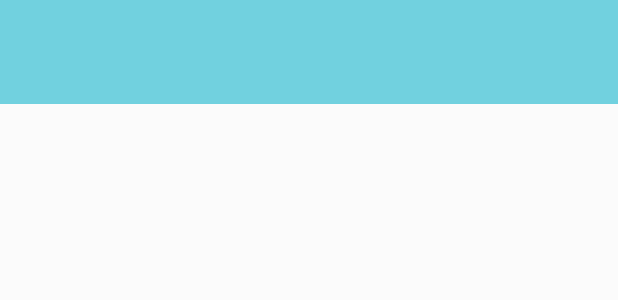
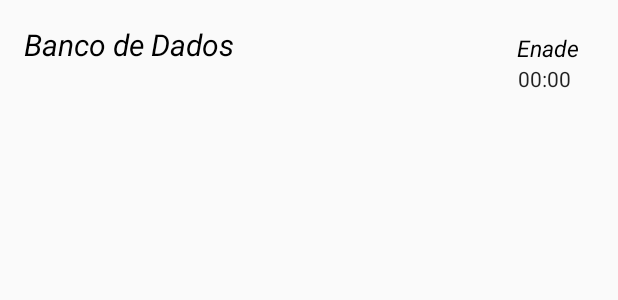
Before and after one commit to VictorMonte-zz/enadum-app, an Android app: the layout activity_simulado.xml on its own in the app's theme, with its tools: preview values and no code run, on a phone screen of 412 x 824 dp. Shown: the top 300 px of the screen. Run offline under Robolectric (Android 15) with nearby library versions, the phone set to English and light mode, and no system bars.

Commit message:
Implementacao do Simulado
Simulado Activity com Timer
TODO: Cardview de questao dentro com os botoes next and back

```diff
--- a/app/build.gradle
+++ b/app/build.gradle
@@ -20,7 +20,7 @@ android {
 }
 
 dependencies {
-    compile fileTree(dir: 'libs', include: ['*.jar'])
+    compile fileTree(include: ['*.jar'], dir: 'libs')
     testCompile 'junit:junit:4.12'
     compile 'com.android.support:appcompat-v7:24.1.1'
     compile 'com.android.volley:volley:1.0.0'
--- a/app/src/main/java/br/com/navi/enadumapp/HomeActivity.java
+++ b/app/src/main/java/br/com/navi/enadumapp/HomeActivity.java
@@ -74,9 +74,5 @@ public class HomeActivity extends AppCompatActivity {
                 }
             });
         }
-
-
     }
-
-    //testedan3
 }
--- a/app/src/main/java/br/com/navi/enadumapp/Utils/SessionRepository.java
+++ b/app/src/main/java/br/com/navi/enadumapp/Utils/SessionRepository.java
@@ -1,10 +1,12 @@
 package br.com.navi.enadumapp.Utils;
 
 import br.com.navi.enadumapp.Model.Aluno;
+import br.com.navi.enadumapp.Model.Simulado;
 
 /**
  * Created by Victor Monte on 19/08/2016.
  */
 public class SessionRepository {
     public static Aluno aluno = null;
+    public static Simulado simulado = null;
 }
--- a/app/src/main/res/layout/activity_simulado.xml
+++ b/app/src/main/res/layout/activity_simulado.xml
@@ -1,36 +1,48 @@
 <?xml version="1.0" encoding="utf-8"?>
-<LinearLayout xmlns:android="http://schemas.android.com/apk/res/android"
-    android:orientation="vertical"
+<RelativeLayout xmlns:android="http://schemas.android.com/apk/res/android"
+    xmlns:tools="http://schemas.android.com/tools"
     android:layout_width="match_parent"
-    android:layout_height="match_parent">
+    android:layout_height="match_parent"
+    android:paddingBottom="@dimen/activity_vertical_margin"
+    android:paddingLeft="@dimen/activity_horizontal_margin"
+    android:paddingRight="@dimen/activity_horizontal_margin"
+    android:paddingTop="@dimen/activity_vertical_margin"
+    tools:context="br.com.navi.enadumapp.SimuladoActivity">
 
-    <TableLayout
+    <TextView
+        android:id="@+id/simulado_materia"
+        android:layout_width="wrap_content"
+        android:layout_height="wrap_content"
+        android:layout_alignParentLeft="true"
+        android:textSize="20sp"
+        android:textStyle="italic"
+        android:textColor="#000"
+        android:text="Banco de Dados"/>
+
+
+    <TextView
+        android:id="@+id/simulado_fonte"
+        android:layout_width="wrap_content"
+        android:layout_height="wrap_content"
+        android:layout_alignParentRight="true"
+        android:layout_marginTop="5dp"
+        android:layout_marginRight="10dp"
+        android:textSize="15sp"
+        android:textStyle="italic"
+        android:textColor="#000"
+        android:text="Enade"/>
+
+    <Chronometer
+        android:id="@+id/simulado_timer"
+        android:layout_width="wrap_content"
+        android:layout_height="wrap_content"
+        android:layout_alignParentRight="true"
+        android:layout_marginRight="15dp"
+        android:layout_below="@id/simulado_fonte" />
+
+    <FrameLayout
+        android:id="@+id/questoes"
         android:layout_width="match_parent"
-        android:layout_height="match_parent">
+        android:layout_height="match_parent"/>
 
-        <TableRow
-            android:background="#73D2DE"
-            android:padding="20dp">
-
-            <TextView
-                android:id="@+id/simulado_nome_da_disciplina"
-                android:layout_width="match_parent"
-                android:layout_height="wrap_content"
-                android:layout_weight="1"
-                android:gravity="center"
-                android:textColor="#FFF"
-                android:textSize="22sp"/>
-
-            <TextView
-                android:id="@+id/simulado_enade_ou_professor"
-                android:layout_width="match_parent"
-                android:layout_height="wrap_content"
-                android:layout_weight="1"
-                android:gravity="center"
-                android:textColor="#FFF"/>
-
-        </TableRow>
-
-    </TableLayout>
-
-</LinearLayout>
+</RelativeLayout>
```
Also changed, not shown: app/src/main/AndroidManifest.xml (+7 -13 lines), app/src/main/java/br/com/navi/enadumapp/Fragment/FragmentSimulados.java (+4 -4 lines), app/src/main/java/br/com/navi/enadumapp/SimuladoActivity.java (+17 -14 lines), app/src/main/res/layout/fragment_questao.xml (added, +38 -0 lines).
